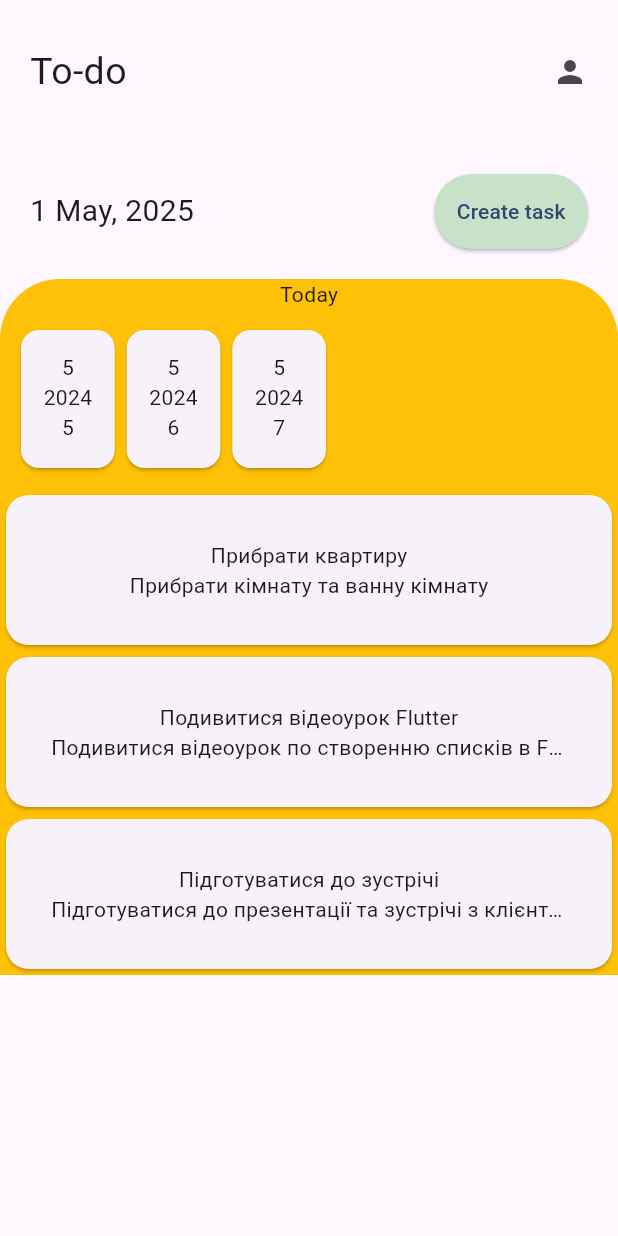
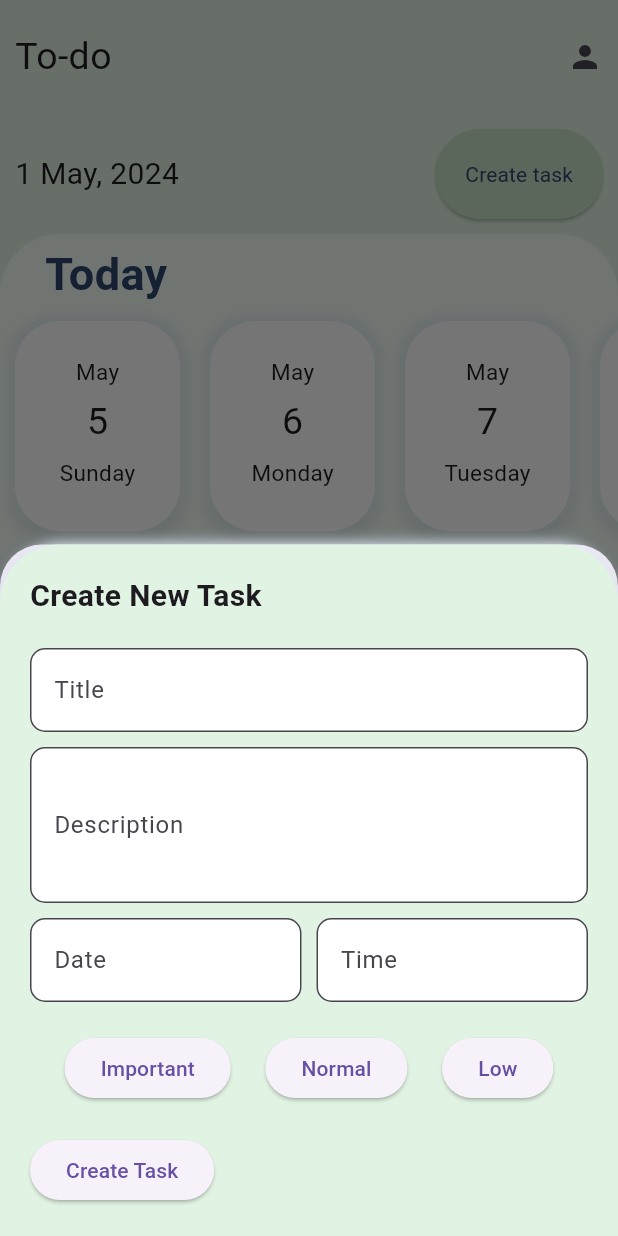
Before and after one commit to blueCuraca0/notenova, a Flutter app: the ToDoPage screen opened directly, after a tap on "Create task", on a phone screen of 412 x 824 dp. Run offline on Flutter 3.47's test engine with Material 3 defaults, Android fonts, the phone set to English and light mode, and no system bars; our stand-ins replace device_preview.

Commit message:
started ui to-do

```diff
--- a/lib/core/style/c_colors.dart
+++ b/lib/core/style/c_colors.dart
@@ -1,4 +1,6 @@
 import 'dart:ui';
+
+import 'package:flutter/material.dart';
 
 class CColors {
   static const Color white = Color(0xffffffff);
@@ -8,4 +10,18 @@ class CColors {
   static const Color transparentPink = Color(0x30ff69a9);
   static const Color textDark = Color(0xff51657c);
   static const Color text = Color(0xff2E476E);
+  static const Color shadow = Color(0xffE6EEF8);
+
+  static List<Color> pinkGradientColor = [
+    const Color(0xffCD8A9A),
+    const Color(0xffFEAAA0)
+  ];
+  static List<Color> greenGradientColor = [
+    const Color(0xff8A95CD),
+    const Color(0xffB1C5D5)
+  ];
+  static List<Color> blueGradientColor = [
+    const Color(0xff85B87D),
+    const Color(0xffC8E1C9)
+  ];
 }
--- /dev/null
+++ b/lib/core/utils/constants.dart
@@ -0,0 +1,38 @@
+import 'package:flutter/material.dart';
+import 'package:notenova/core/style/c_colors.dart';
+
+// text size
+const mediumTextSize = 18.0;
+const smallTextSize = 12.0;
+
+const smallSizedBoxWidth = SizedBox(width: 5.0);
+const smallSizedBoxHeight = SizedBox(height: 5.0);
+const midSizedBoxHeight = SizedBox(height: 10.0);
+// padding
+const smallerPadding = EdgeInsets.all(3.0);
+const smallPadding = EdgeInsets.all(8.0);
+const lPadding = EdgeInsets.all(20.0);
+const largePadding = EdgeInsets.all(30.0);
+// spacer
+const spacer = Spacer();
+
+// Divider
+const divider = Divider(
+  thickness: 1,
+  height: 3,
+);
+
+List<BoxShadow> shadowCard = [
+  BoxShadow(
+    color: CColors.text.withOpacity(0.1),
+    spreadRadius: 5,
+    blurRadius: 7,
+    offset: const Offset(0, 3),
+  ),
+  const BoxShadow(
+    color: CColors.shadow,
+    spreadRadius: -2,
+    blurRadius: 7,
+    offset: Offset(0, -3),
+  ),
+];
--- a/lib/core/widgets/bottom_nav_bar.dart
+++ b/lib/core/widgets/bottom_nav_bar.dart
@@ -6,7 +6,7 @@ import '../utils/c_routes.dart';
 class CustomBottomNavBar extends StatelessWidget {
   final GlobalKey<NavigatorState> _navigator;
 
-  CustomBottomNavBar(this._navigator, {super.key});
+  const CustomBottomNavBar(this._navigator, {super.key});
 
   static const double _bottomNavBarHeightPanel = 80;
 
--- a/lib/core/widgets/custom_button.dart
+++ b/lib/core/widgets/custom_button.dart
@@ -5,7 +5,7 @@ class CustomButton extends StatelessWidget {
   final String text;
   final Function onPressed;
 
-  CustomButton({required this.text, required this.onPressed});
+  const CustomButton({super.key, required this.text, required this.onPressed});
 
   @override
   Widget build(BuildContext context) {
@@ -14,11 +14,12 @@ class CustomButton extends StatelessWidget {
       style: ButtonStyle(
         backgroundColor: MaterialStateProperty.all<Color>(CColors.primary),
         padding: MaterialStateProperty.all<EdgeInsetsGeometry>(
-            const EdgeInsets.all(15)),
+            const EdgeInsets.all(20)),
       ),
       child: Text(
         text,
-        style: const TextStyle(color: CColors.text),
+        style:
+            const TextStyle(color: CColors.text, fontWeight: FontWeight.w400),
       ),
     );
   }
--- a/lib/features/cards/presentation/subpages/card_learning_page.dart
+++ b/lib/features/cards/presentation/subpages/card_learning_page.dart
@@ -1,8 +1,4 @@
-import 'dart:math';
-
-import 'package:flutter/cupertino.dart';
 import 'package:flutter/material.dart';
-
 import '../../../../core/style/c_colors.dart';
 import '../cards/flashcard.dart';
 
--- a/lib/features/cards/presentation/subpages/quiz_page.dart
+++ b/lib/features/cards/presentation/subpages/quiz_page.dart
@@ -9,13 +9,11 @@ class QuizPage extends StatelessWidget {
       body: Column(
         children: [
           Container(
-            padding: EdgeInsets.all(70),
+            padding: const EdgeInsets.all(70),
             alignment: Alignment.center,
-            child: Text(
+            child: const Text(
               "Quiz Page",
-              style: TextStyle(
-                  fontSize: 25
-              ),
+              style: TextStyle(fontSize: 25),
             ),
           )
         ],
--- a/lib/features/profile/presentation/pages/user_profile_page.dart
+++ b/lib/features/profile/presentation/pages/user_profile_page.dart
@@ -9,9 +9,9 @@ class UserProfilePage extends StatelessWidget {
       body: Column(
         children: [
           Container(
-            padding: EdgeInsets.all(70),
+            padding: const EdgeInsets.all(70),
             alignment: Alignment.center,
-            child: Text(
+            child: const Text(
               "User Profile Page",
               style: TextStyle(fontSize: 25),
             ),
--- a/lib/features/quiz_and_card/presentation/pages/study_materials_page.dart
+++ b/lib/features/quiz_and_card/presentation/pages/study_materials_page.dart
@@ -13,9 +13,9 @@ class StudyMaterialsPage extends StatelessWidget {
       body: Column(
         children: [
           Container(
-            padding: EdgeInsets.all(70),
+            padding: const EdgeInsets.all(70),
             alignment: Alignment.center,
-            child: Text(
+            child: const Text(
               "Study Materials Page",
               style: TextStyle(fontSize: 25),
             ),
@@ -27,14 +27,14 @@ class StudyMaterialsPage extends StatelessWidget {
               InkWell(
                 onTap: () {
                   Navigator.push(context, MaterialPageRoute(builder: (context) {
-                    return CardPage();
+                    return const CardPage();
                   }));
                 },
                 child: Container(
                   color: CColors.accent,
                   alignment: Alignment.center,
                   padding: const EdgeInsets.all(20),
-                  child: Text("Cards"),
+                  child: const Text("Cards"),
                 ),
               ),
 
@@ -42,14 +42,14 @@ class StudyMaterialsPage extends StatelessWidget {
               InkWell(
                 onTap: () {
                   Navigator.push(context, MaterialPageRoute(builder: (context) {
-                    return QuizPage();
+                    return const QuizPage();
                   }));
                 },
                 child: Container(
                   color: CColors.accent,
                   alignment: Alignment.center,
                   padding: const EdgeInsets.all(20),
-                  child: Text("Quizzes"),
+                  child: const Text("Quizzes"),
                 ),
               ),
             ],
--- a/lib/features/tips/presentation/pages/homepage.dart
+++ b/lib/features/tips/presentation/pages/homepage.dart
@@ -9,9 +9,9 @@ class HomePage extends StatelessWidget {
       body: Column(
         children: [
           Container(
-            padding: EdgeInsets.all(70),
+            padding: const EdgeInsets.all(70),
             alignment: Alignment.center,
-            child: Text(
+            child: const Text(
               "Homepage",
               style: TextStyle(fontSize: 25),
             ),
--- a/lib/features/to_do/data/models/task_model.dart
+++ b/lib/features/to_do/data/models/task_model.dart
@@ -41,4 +41,20 @@ List<Task> tasks = [
     isCompleted: false,
     category: 3,
   ),
+  Task(
+    id: '3',
+    name: 'Підготуватися до зустрічі',
+    description: 'Підготуватися до презентації та зустрічі з клієнтом',
+    finalDate: DateTime(2024, 5, 7, 10, 0),
+    isCompleted: false,
+    category: 3,
+  ),
+  Task(
+    id: '4',
+    name: 'Підготуватися до зустрічі',
+    description: 'Підготуватися до презентації та зустрічі з клієнтом',
+    finalDate: DateTime(2024, 6, 8, 12, 0),
+    isCompleted: false,
+    category: 3,
+  ),
 ];
--- /dev/null
+++ b/lib/features/to_do/presentation/pages/task_bottom_sheet.dart
@@ -0,0 +1,111 @@
+import 'package:flutter/material.dart';
+import 'package:notenova/core/style/c_colors.dart';
+import 'package:notenova/core/utils/constants.dart';
+
+class CreateTaskBottomSheet extends StatelessWidget {
+  const CreateTaskBottomSheet({super.key});
+
+  @override
+  Widget build(BuildContext context) {
+    return Container(
+      padding: const EdgeInsets.all(20.0),
+      decoration: BoxDecoration(
+        color: CColors.accent,
+        borderRadius: const BorderRadius.only(
+          topLeft: Radius.circular(40.0),
+          topRight: Radius.circular(40.0),
+        ),
+        boxShadow: shadowCard,
+      ),
+      child: Column(
+        crossAxisAlignment: CrossAxisAlignment.start,
+        mainAxisSize: MainAxisSize.min,
+        children: <Widget>[
+          const Text(
+            'Create New Task',
+            style: TextStyle(
+              fontSize: 20.0,
+              fontWeight: FontWeight.bold,
+            ),
+          ),
+          const SizedBox(height: 20.0),
+          TextField(
+            decoration: InputDecoration(
+              filled: true,
+              fillColor: Colors.white,
+              labelText: 'Title',
+              border: OutlineInputBorder(
+                borderRadius: BorderRadius.circular(10.0),
+              ),
+            ),
+          ),
+          const SizedBox(height: 10.0),
+          TextField(
+            decoration: InputDecoration(
+              filled: true,
+              fillColor: Colors.white,
+              labelText: 'Description',
+              border: OutlineInputBorder(
+                borderRadius: BorderRadius.circular(10.0),
+              ),
+            ),
+            maxLines: 3,
+          ),
+          const SizedBox(height: 10.0),
+          Row(
+            children: <Widget>[
+              Expanded(
+                child: TextField(
+                  decoration: InputDecoration(
+                    filled: true,
+                    fillColor: Colors.white,
+                    labelText: 'Date',
+                    border: OutlineInputBorder(
+                      borderRadius: BorderRadius.circular(10.0),
+                    ),
+                  ),
+                ),
+              ),
+              const SizedBox(width: 10.0),
+              Expanded(
+                child: TextField(
+                  decoration: InputDecoration(
+                    filled: true,
+                    fillColor: Colors.white,
+                    labelText: 'Time',
+                    border: OutlineInputBorder(
+                      borderRadius: BorderRadius.circular(10.0),
+                    ),
+                  ),
+                ),
+              ),
+            ],
+          ),
+          const SizedBox(height: 20.0),
+          Row(
+            mainAxisAlignment: MainAxisAlignment.spaceEvenly,
+            children: <Widget>[
+              ElevatedButton(
+                onPressed: () {},
+                child: const Text('Important'),
+              ),
+              ElevatedButton(
+                onPressed: () {},
+                child: const Text('Normal'),
+              ),
+              ElevatedButton(
+                onPressed: () {},
+                child: const Text('Low'),
+              ),
+            ],
+          ),
+          const SizedBox(height: 20.0),
+          ElevatedButton(
+            onPressed: () {},
+            child: const Text('Create Task'),
+          ),
+        ],
+      ),
+    );
+  }
+}
--- a/lib/features/to_do/presentation/pages/todo_page.dart
+++ b/lib/features/to_do/presentation/pages/todo_page.dart
@@ -1,9 +1,9 @@
-import 'package:flutter/cupertino.dart';
 import 'package:flutter/material.dart';
-import 'package:flutter/widgets.dart';
-
+import 'package:intl/intl.dart';
+import 'package:notenova/core/style/c_colors.dart';
 import '../../../../core/widgets/custom_button.dart';
-import '../../data/models/task_model.dart';
+import '../widgets/lists/task_and_calendar_list.dart';
+import 'task_bottom_sheet.dart';
 
 class ToDoPage extends StatelessWidget {
   const ToDoPage({super.key});
@@ -11,11 +11,13 @@ class ToDoPage extends StatelessWidget {
   @override
   Widget build(BuildContext context) {
     return Scaffold(
+        backgroundColor: CColors.accent,
         body: CustomScrollView(
           slivers: [
             const SliverPadding(
-          padding: EdgeInsets.all(20),
+              padding: EdgeInsets.all(10),
               sliver: SliverAppBar(
+                backgroundColor: CColors.accent,
                 automaticallyImplyLeading: false,
                 actions: [
                   Text('To-do', style: TextStyle(fontSize: 25)),
@@ -26,12 +28,26 @@ class ToDoPage extends StatelessWidget {
             ),
             SliverToBoxAdapter(
               child: Padding(
-            padding: const EdgeInsets.all(20),
+                padding: const EdgeInsets.all(10),
                 child: Row(
                   children: [
-                const Text('1 May, 2025', style: TextStyle(fontSize: 20)),
+                    Text('${DateTime.now().day.toString()} ',
+                        style: const TextStyle(fontSize: 20)),
+                    Text('${DateFormat('MMMM').format(DateTime.now())}, ',
+                        style: const TextStyle(fontSize: 20)),
+                    Text('${DateTime.now().year.toString()} ',
+                        style: const TextStyle(fontSize: 20)),
                     const Spacer(),
-                CustomButton(onPressed: () => {}, text: 'Create task'),
+                    CustomButton(
+                        onPressed: () {
+                          showModalBottomSheet(
+                            context: context,
+                            builder: (BuildContext context) {
+                              return const CreateTaskBottomSheet();
+                            },
+                          );
+                        },
+                        text: 'Create task'),
                   ],
                 ),
               ),
@@ -43,106 +59,3 @@ class ToDoPage extends StatelessWidget {
         ));
   }
 }
-
-class TaskListWidget extends StatelessWidget {
-  const TaskListWidget({super.key});
-
-  @override
-  Widget build(BuildContext context) {
-    return Container(
-      decoration: const BoxDecoration(
-        color: Colors.amber,
-        borderRadius: BorderRadius.only(
-          topLeft: Radius.circular(40.0),
-          topRight: Radius.circular(40.0),
-        ),
-      ),
-      child: Column(
-        children: [
-          const Text('Today'),
-          Padding(
-            padding: const EdgeInsets.all(10.0),
-            child: SizedBox(
-              height: 100,
-              child: ListView.builder(
-                scrollDirection: Axis.horizontal,
-                itemCount: tasks.length,
-                itemBuilder: (context, index) {
-                  final task = tasks[index];
-                  return CalendarCard(task: task);
-                },
-              ),
-            ),
-          ),
-          ListView.builder(
-            shrinkWrap: true,
-            itemCount: tasks.length,
-            itemBuilder: (context, index) {
-              final task = tasks[index];
-              return GestureDetector(
-                onTap: () => print('Task $index tapped'),
-                child: TaskCard(task: task),
-              );
-            },
-          ),
-        ],
-      ),
-    );
-  }
-}
-
-class CalendarCard extends StatelessWidget {
-  final Task task;
-  const CalendarCard({super.key, required this.task});
-
-  @override
-  Widget build(BuildContext context) {
-    return Card(
-        child: Padding(
-      padding: const EdgeInsets.all(15.0),
-      child: Column(
-        children: [
-          Text(task.finalDate.month.toString()),
-          Text(task.finalDate.year.toString()),
-          Text(task.finalDate.day.toString()),
-        ],
-      ),
-    ));
-  }
-}
-
-class TaskCard extends StatelessWidget {
-  final Task task;
-  const TaskCard({super.key, required this.task});
-
-  @override
-  Widget build(BuildContext context) {
-    return Card(
-      shape: RoundedRectangleBorder(borderRadius: BorderRadius.circular(15.0)),
-      child: Padding(
-        padding: const EdgeInsets.all(15.0),
-        child: Column(
-          mainAxisAlignment: MainAxisAlignment.start,
-          children: <Widget>[
-            Padding(
-              padding: const EdgeInsets.all(15.0),
-              child: Column(
-                mainAxisAlignment: MainAxisAlignment.start,
-                children: [
-                  Text(
-                    task.name,
-                  ),
-                  Text(
-                    overflow: TextOverflow.ellipsis,
-                    maxLines: 1,
-                    task.description,
-                  ),
-                ],
-              ),
-            ),
-          ],
-        ),
-      ),
-    );
-  }
-}
--- /dev/null
+++ b/lib/features/to_do/presentation/widgets/cards/calendar_card.dart
@@ -0,0 +1,49 @@
+import 'package:flutter/material.dart';
+import 'package:intl/intl.dart';
+import 'package:notenova/core/style/c_colors.dart';
+import 'package:notenova/core/utils/constants.dart';
+import 'package:notenova/features/to_do/data/models/task_model.dart';
+
+class CalendarCard extends StatelessWidget {
+  final Task task;
+  const CalendarCard({super.key, required this.task});
+
+  @override
+  Widget build(BuildContext context) {
+    return SizedBox(
+      width: 110.0,
+      child: Padding(
+        padding: const EdgeInsets.symmetric(horizontal: 0.0, vertical: 10),
+        child: Container(
+            decoration: BoxDecoration(
+              borderRadius: BorderRadius.circular(30.0),
+              color: CColors.white,
+              boxShadow: shadowCard,
+            ),
+            child: Padding(
+              padding: smallPadding,
+              child: Column(
+                mainAxisAlignment: MainAxisAlignment.center,
+                children: [
+                  Text(
+                    DateFormat('MMMM').format(task.finalDate),
+                    style: const TextStyle(fontSize: 15),
+                  ),
+                  smallSizedBoxHeight,
+                  Text(
+                    task.finalDate.day.toString(),
+                    style: const TextStyle(fontSize: 25),
+                  ),
+                  smallSizedBoxHeight,
+                  Text(
+                    DateFormat('EEEE').format(task.finalDate),
+                    style: const TextStyle(fontSize: 15),
+                  ),
+                  smallSizedBoxHeight,
+                ],
+              ),
+            )),
+      ),
+    );
+  }
+}
--- /dev/null
+++ b/lib/features/to_do/presentation/widgets/cards/task_card.dart
@@ -0,0 +1,83 @@
+import 'package:flutter/material.dart';
+import '../../../../../core/style/c_colors.dart';
+import '../../../../../core/utils/constants.dart';
+import '../../../data/models/task_model.dart';
+
+class TaskCard extends StatelessWidget {
+  final Task task;
+  const TaskCard({super.key, required this.task});
+
+  @override
+  Widget build(BuildContext context) {
+    return Padding(
+      padding: const EdgeInsets.symmetric(vertical: 8, horizontal: 8.0),
+      child: SizedBox(
+        height: 140,
+        child: Container(
+          decoration: BoxDecoration(
+            borderRadius: BorderRadius.circular(30.0),
+            color: CColors.white,
+            boxShadow: shadowCard,
+          ),
+          child: Padding(
+            padding:
+                const EdgeInsets.symmetric(vertical: 30.0, horizontal: 15.0),
+            child: Row(
+              children: [
+                smallSizedBoxWidth,
+                smallSizedBoxWidth,
+                smallSizedBoxWidth,
+                Container(
+                  width: 11.0,
+                  height: 90.0,
+                  decoration: BoxDecoration(
+                    borderRadius: BorderRadius.circular(30.0),
+                    gradient: LinearGradient(
+                      colors: CColors.pinkGradientColor,
+                      begin: Alignment.topCenter,
+                      end: Alignment.bottomCenter,
+                    ),
+                  ),
+                ),
+                smallSizedBoxWidth,
+                smallSizedBoxWidth,
+                Expanded(
+                  child: Column(
+                    crossAxisAlignment: CrossAxisAlignment.start,
+                    children: <Widget>[
+                      Text(
+                        task.name,
+                        style: const TextStyle(fontSize: 17),
+                      ),
+                      smallSizedBoxWidth,
+                      Text(
+                        task.description,
+                        overflow: TextOverflow.ellipsis,
+                        maxLines: 1,
+                        style: const TextStyle(fontSize: 14),
+                      ),
+                      const Spacer(),
+                      const Row(
+                        children: [
+                          Icon(
+                            Icons.date_range_outlined,
+                          ),
+                          smallSizedBoxWidth,
+                          Text('12:00'),
+                        ],
+                      )
+                    ],
+                  ),
+                ),
+                IconButton(
+                  icon: const Icon(Icons.check_circle, color: CColors.textDark),
+                  onPressed: () {},
+                ),
+              ],
+            ),
+          ),
+        ),
+      ),
+    );
+  }
+}
--- /dev/null
+++ b/lib/features/to_do/presentation/widgets/lists/task_and_calendar_list.dart
@@ -0,0 +1,67 @@
+import 'package:flutter/material.dart';
+import 'package:notenova/core/style/c_colors.dart';
+import 'package:notenova/core/utils/constants.dart';
+import 'package:notenova/features/to_do/data/models/task_model.dart';
+import 'package:notenova/features/to_do/presentation/widgets/cards/calendar_card.dart';
+import 'package:notenova/features/to_do/presentation/widgets/cards/task_card.dart';
+
+class TaskListWidget extends StatelessWidget {
+  const TaskListWidget({super.key});
+
+  @override
+  Widget build(BuildContext context) {
+    return Container(
+      decoration: const BoxDecoration(
+        color: CColors.accentSoft,
+        borderRadius: BorderRadius.only(
+          topLeft: Radius.circular(40.0),
+          topRight: Radius.circular(40.0),
+        ),
+      ),
+      child: Column(
+        children: [
+          const Padding(
+            padding: EdgeInsets.fromLTRB(30, 5.0, 10, 0.0),
+            child: Align(
+              alignment: Alignment.centerLeft,
+              child: Text(
+                'Today',
+                style: TextStyle(
+                    fontSize: 30,
+                    fontWeight: FontWeight.bold,
+                    color: CColors.text),
+              ),
+            ),
+          ),
+          SizedBox(
+            height: 160,
+            child: ListView.builder(
+              scrollDirection: Axis.horizontal,
+              itemCount: tasks.length,
+              itemBuilder: (context, index) {
+                final task = tasks[index];
+                return Padding(
+                  padding: const EdgeInsets.fromLTRB(10, 0.0, 10, 0.0),
+                  child: CalendarCard(task: task),
+                );
+              },
+            ),
+          ),
+          midSizedBoxHeight,
+          ListView.builder(
+            padding: EdgeInsets.zero,
+            shrinkWrap: true,
+            itemCount: tasks.length,
+            itemBuilder: (context, index) {
+              final task = tasks[index];
+              return GestureDetector(
+                onTap: () => print('Task $index tapped'),
+                child: TaskCard(task: task),
+              );
+            },
+          ),
+        ],
+      ),
+    );
+  }
+}
--- a/pubspec.yaml
+++ b/pubspec.yaml
@@ -36,6 +36,7 @@ dependencies:
   # Use with the CupertinoIcons class for iOS style icons.
   cupertino_icons: ^1.0.6
   device_preview: ^1.1.0
+  intl: ^0.18.1
 
 dev_dependencies:
   flutter_test:
```
Also changed, not shown: lib/core/utils/contants.dart (deleted), pubspec.lock. Lines whose indentation alone changed are shown as unchanged.
